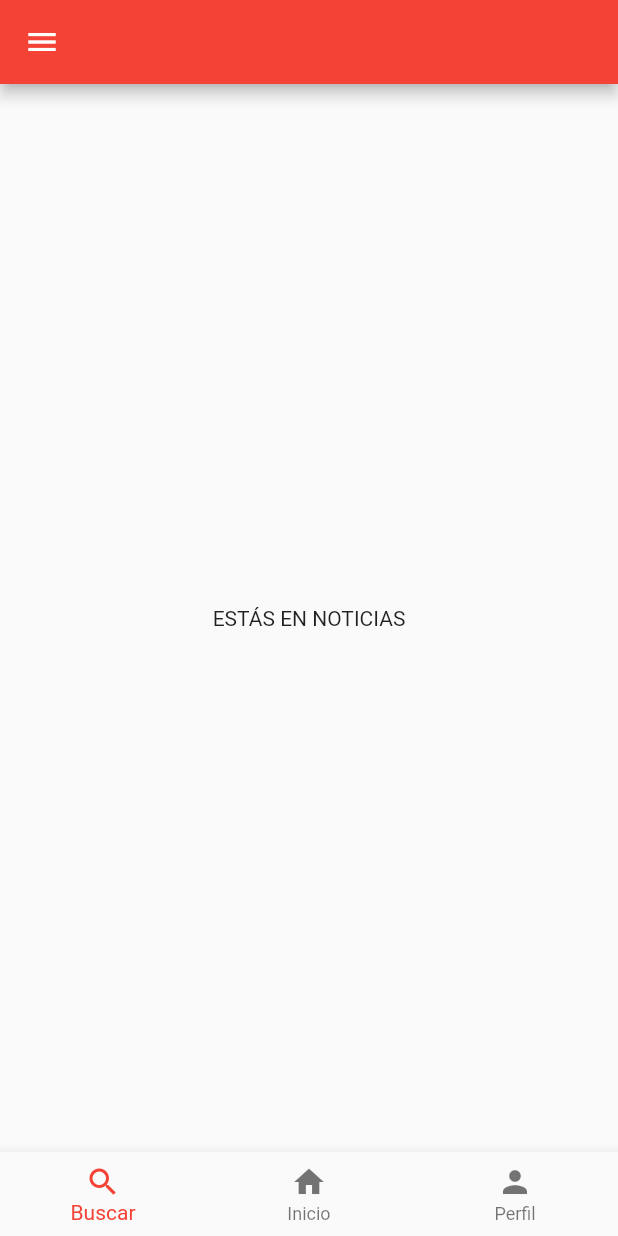
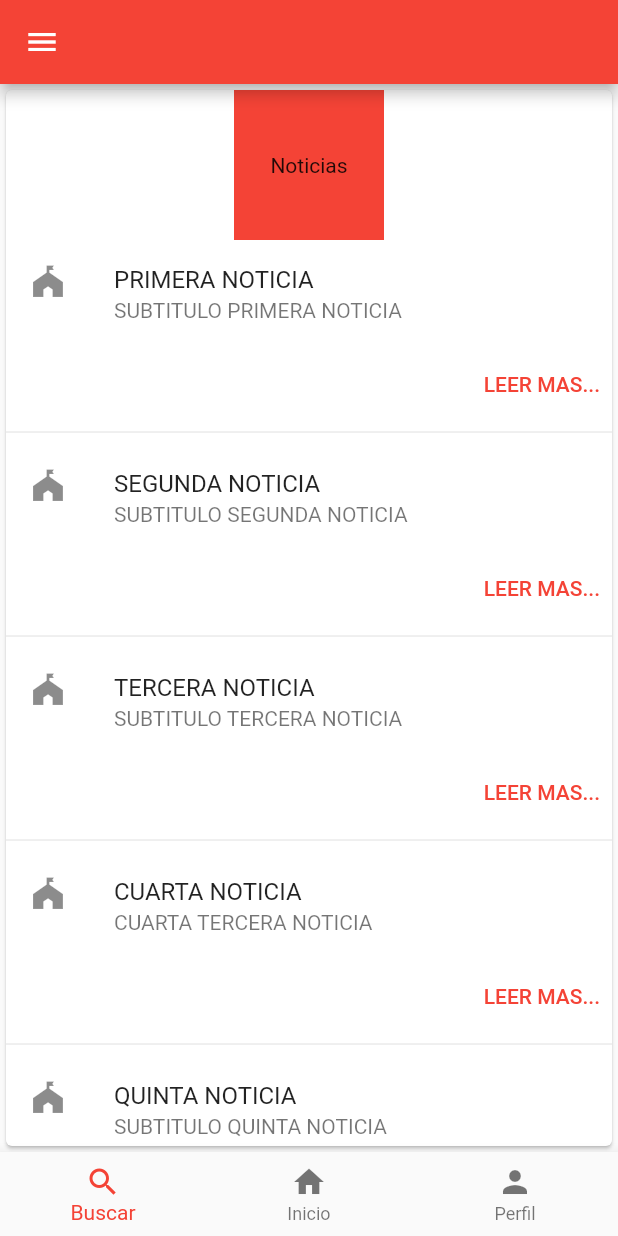
Before and after one commit to MAttFernando777/ProyectoTallerMovilG12, a Flutter app: the Noticia screen opened directly, on a phone screen of 412 x 824 dp. Run offline on Flutter 3.47's test engine with Material 2 defaults, Android fonts, the phone set to English and light mode, and no system bars; network calls fail.

Commit message:
SE AGREGARON Noticia.dart POR VALERIA.

```diff
--- a/lib/Noticia.dart
+++ b/lib/Noticia.dart
@@ -9,8 +9,105 @@ class Noticia extends StatelessWidget {
       drawer: MenuLateral(),
       appBar: AppBar(),
       body: Center(
-        child: Text("ESTÁS EN NOTICIAS"),
+        child: Card(
+          child: Column(
+              mainAxisSize: MainAxisSize.min,
+            children: <Widget>[
+              Container(
+                width: 100,
+                height: 100,
+                padding: const EdgeInsets.all(10.0),
+                color: Colors.red,
+                child: Center(child: Text('Noticias')),
+              ),
+              const ListTile(
+                leading: Icon(Icons.festival),
+                title: Text("PRIMERA NOTICIA"),
+                subtitle: Text("SUBTITULO PRIMERA NOTICIA"),
+              ),
+              Row(
+                  mainAxisAlignment: MainAxisAlignment.end,
+                children: <Widget>[
+                  TextButton(
+                    child: const Text("LEER MAS..."),
+                    onPressed: (){},
+                  ),
+
+                ]
+              ),
+              Divider(),
+              //DE AQUI A MAS ABAJO SE REPITE LO DE ARRIBA.
+              const ListTile(
+                leading: Icon(Icons.festival),
+                title: Text("SEGUNDA NOTICIA"),
+                subtitle: Text("SUBTITULO SEGUNDA NOTICIA"),
+              ),
+              Row(
+                  mainAxisAlignment: MainAxisAlignment.end,
+                  children: <Widget>[
+                    TextButton(
+                      child: const Text("LEER MAS..."),
+                      onPressed: (){},
+                    ),
+
+                  ]
+              ),
+              Divider(),
+              const ListTile(
+                leading: Icon(Icons.festival),
+                title: Text("TERCERA NOTICIA"),
+                subtitle: Text("SUBTITULO TERCERA NOTICIA"),
+              ),
+              Row(
+                  mainAxisAlignment: MainAxisAlignment.end,
+                  children: <Widget>[
+                    TextButton(
+                      child: const Text("LEER MAS..."),
+                      onPressed: (){},
+                    ),
+
+                  ]
+              ),
+              Divider(),
+              const ListTile(
+                leading: Icon(Icons.festival),
+                title: Text("CUARTA NOTICIA"),
+                subtitle: Text("CUARTA TERCERA NOTICIA"),
+              ),
+              Row(
+                  mainAxisAlignment: MainAxisAlignment.end,
+                  children: <Widget>[
+                    TextButton(
+                      child: const Text("LEER MAS..."),
+                      onPressed: (){},
+                    ),
+
+                  ]
+              ),
+              Divider(),
+              const ListTile(
+                leading: Icon(Icons.festival),
+                title: Text("QUINTA NOTICIA"),
+                subtitle: Text("SUBTITULO QUINTA NOTICIA"),
+              ),
+              Row(
+                  mainAxisAlignment: MainAxisAlignment.end,
+                  children: <Widget>[
+                    TextButton(
+                      child: const Text("LEER MAS..."),
+                      onPressed: (){},
+                    ),
+
+                  ]
+              ),
+
+
+            ]
+          )
+        ),
+
       ),
+
       bottomNavigationBar: Footer(),
     );
   }
```
